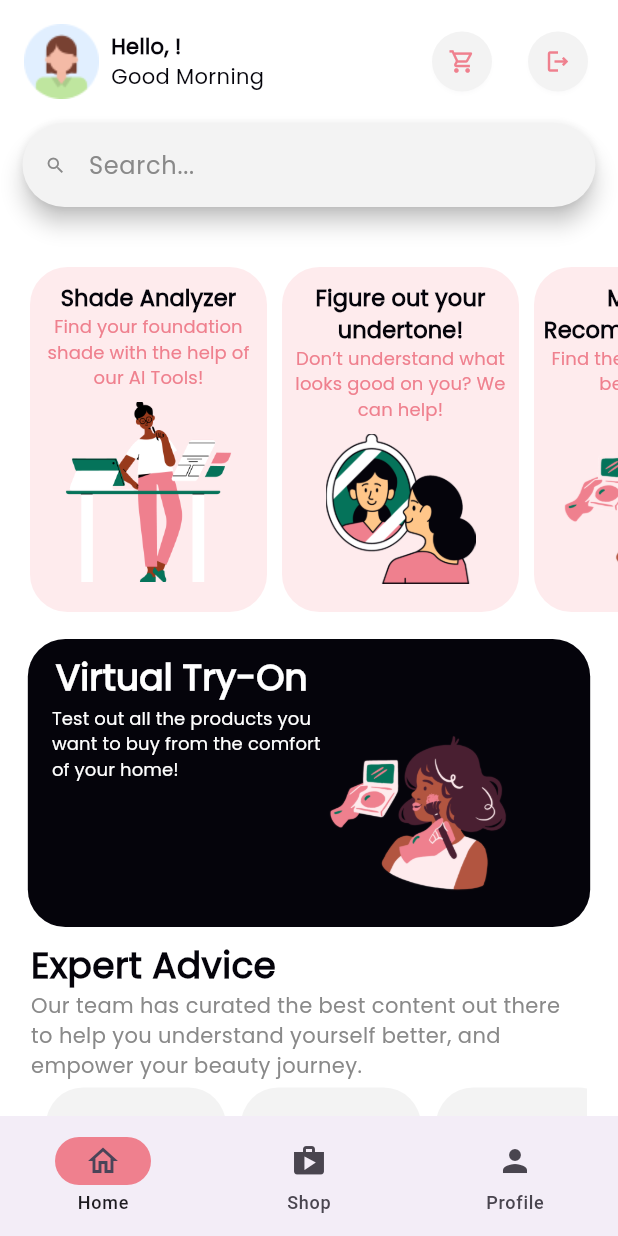
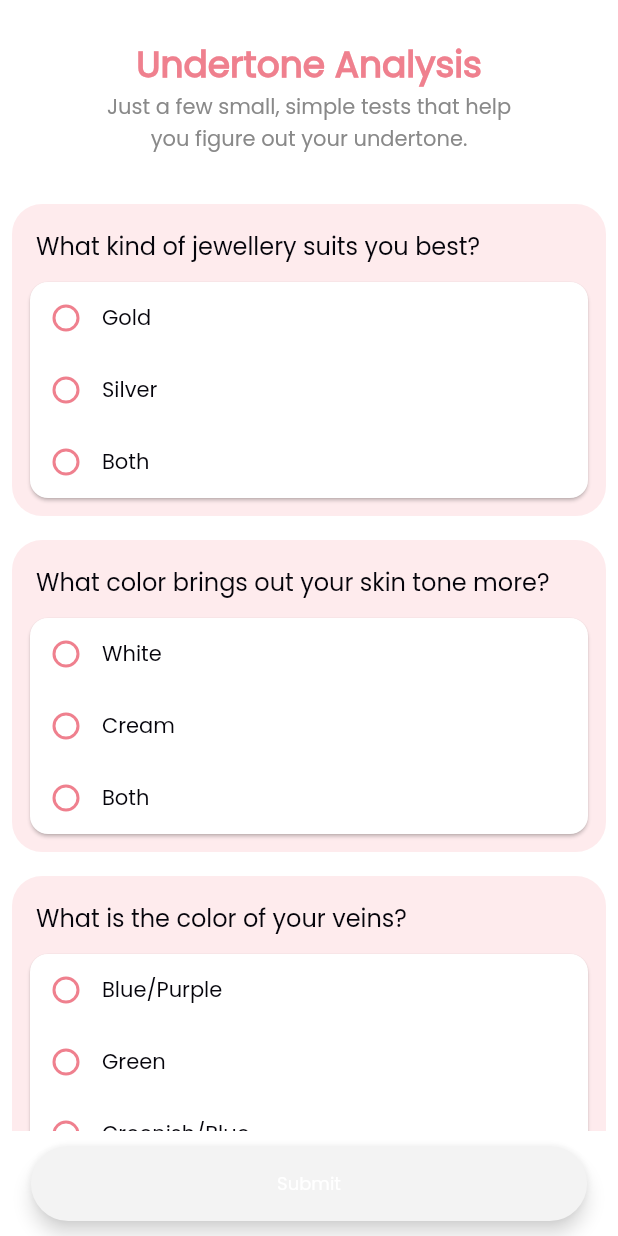
Before and after one commit to hajrashahzad/OptiGlam-Customer, a Flutter app: the screen it shows once a user with an empty profile is signed in, after a tap on an icon or button, on a phone screen of 412 x 824 dp. Run offline on Flutter 3.47's test engine with Material 3 defaults, Android fonts, the phone set to English and light mode, and no system bars; our stand-ins replace carousel_slider, cloud_firestore, firebase_auth, firebase_core, get, image_picker; missing offline and left inert: deepar_flutter; accounts and stored records are empty.

Commit message:
Added undertone quiz module

```diff
--- a/lib/src/features/home/screens/dashboard.dart
+++ b/lib/src/features/home/screens/dashboard.dart
@@ -2,11 +2,9 @@ import 'package:flutter/material.dart';
 import 'package:optiglamcustomer/src/constants/constants.dart';
 import 'package:optiglamcustomer/src/features/shade%20analysis/screens/skintone_analysis_welcome.dart';
 import 'package:optiglamcustomer/src/features/try%20on/screens/filter_screen.dart';
+import 'package:optiglamcustomer/src/features/undertone%20analysis/screens/undertone_quiz.dart';
 import '../../../common widgets/custom_app_bar.dart';
-import '../../shade analysis/screens/skintone_analysis_welcome.dart';
-import '../controllers/home_controller.dart';
-import 'package:get/get.dart';
-import 'package:url_launcher/url_launcher.dart';
+
 class Dashboard extends StatelessWidget {
   const Dashboard({super.key});
 
@@ -108,7 +106,9 @@ class Dashboard extends StatelessWidget {
                       ),
                     ),
                     TextButton(
-                      onPressed: (){},
+                      onPressed: (){
+                        Navigator.push(context, MaterialPageRoute(builder: (context) => QuizScreen()));
+                      },
                       style: TextButton.styleFrom(
                           padding: const EdgeInsets.fromLTRB(10, 0, 0, 0)
                       ),
--- /dev/null
+++ b/lib/src/features/undertone analysis/controllers/quiz_controller.dart
@@ -0,0 +1,58 @@
+import 'package:get/get.dart';
+import '../models/quiz_models.dart';
+
+class QuizController extends GetxController{
+  static QuizController get find => Get.find();
+  List<Question> questionList = [];
+  List<RxInt> answerList = [0.obs, 0.obs, 0.obs, 0.obs];
+  RxBool formFilled = false.obs;
+  int warm = 0;
+  int cool = 0;
+  int neutral = 0;
+  String undertone = 'Warm';
+  void setQuestions(){
+    questionList.add(Question(question: 'What kind of jewellery suits you best?', warmAns: 'Gold', coldAns: 'Silver', neutralAns: 'Both'),);
+    questionList.add(Question(question: 'What color brings out your skin tone more?', warmAns: 'White', coldAns: 'Cream', neutralAns: 'Both'),);
+    questionList.add(Question(question: 'What is the color of your veins?', warmAns: 'Blue/Purple', coldAns: 'Green', neutralAns: 'Greenish/Blue'),);
+    questionList.add(Question(question: 'What color of hair dye would suit you more?', warmAns: 'Mahogany/Deep Brown', coldAns: 'Platinum/Ash Blonde', neutralAns: 'Both Mahogany and Ash Blonde'),);
+  }
+  @override
+  void onInit(){
+    super.onInit();
+    setQuestions();
+  }
+  void updateAnswerList(int index, int val){
+    answerList[index].value = val;
+  }
+  void updateFormFilled(){
+    formFilled.value = true;
+    for(var i =0;i<answerList.length; i++){
+      if(answerList[i].value == 0){
+        formFilled.value = false;
+        break;
+      }
+    }
+  }
+  void calculateUndertone(){
+    for(var i =0;i<answerList.length; i++){
+      if(answerList[i].value == 1){
+        warm++;
+      }
+      else if (answerList[i].value == 2){
+        cool++;
+      }
+      else if (answerList[i].value == 3){
+        neutral++;
+      }
+    }
+    if(warm > cool && warm > neutral ){
+      undertone = 'Warm';
+    }
+    else if (cool > warm && cool > neutral){
+      undertone = 'Cool';
+    }
+    else if (neutral > warm && neutral > cool){
+      undertone = 'Neutral';
+    }
+  }
+}
--- /dev/null
+++ b/lib/src/features/undertone analysis/models/quiz_models.dart
@@ -0,0 +1,7 @@
+class Question{
+  Question({this.question, this.warmAns, this.coldAns, this.neutralAns});
+  final String? question;
+  final String? warmAns;
+  final String? coldAns;
+  final String? neutralAns;
+}
--- /dev/null
+++ b/lib/src/features/undertone analysis/screens/quiz_result.dart
@@ -0,0 +1,11 @@
+import 'package:flutter/material.dart';
+import '../../../constants/constants.dart';
+
+class QuizResult extends StatelessWidget {
+  const QuizResult({super.key});
+
+  @override
+  Widget build(BuildContext context) {
+    return SafeArea(child: Container(color: kWhite,),);
+  }
+}
--- /dev/null
+++ b/lib/src/features/undertone analysis/screens/undertone_quiz.dart
@@ -0,0 +1,183 @@
+import 'package:flutter/material.dart';
+import 'package:get/get.dart';
+import 'package:optiglamcustomer/src/features/undertone%20analysis/screens/quiz_result.dart';
+import '../../../constants/constants.dart';
+import '../controllers/quiz_controller.dart';
+
+class QuizScreen extends StatelessWidget {
+  QuizScreen({super.key});
+  final QuizController quizController = Get.put(QuizController());
+  @override
+  Widget build(BuildContext context) {
+    return SafeArea(
+      child: Container(
+        color: kWhite,
+        child: Column(
+          children: [
+            SizedBox(
+              height: 25,
+            ),
+            Text(
+              'Undertone Analysis',
+              style: kBoldBarbiePinkH1,
+            ),
+            Text(
+              'Just a few small, simple tests that help\nyou figure out your undertone.',
+              style: kSmall14Grey,
+              textAlign: TextAlign.center,
+            ),
+            SizedBox(
+              height: 25,
+            ),
+            Expanded(
+              child: ListView.builder(
+                scrollDirection: Axis.vertical,
+                itemCount: quizController.questionList.length,
+                itemBuilder: (context, index) => QuizQuestionCard(index: index),
+              ),
+            ),
+            SizedBox(height: 10,),
+            Padding(
+              padding: const EdgeInsets.only(bottom: 10),
+              child: SizedBox(
+                width:  MediaQuery.of(context).size.width * 0.9,
+                height: 50,
+                child: Obx(() =>  ElevatedButton(
+                  onPressed: quizController.formFilled.value? (){
+                    quizController.calculateUndertone();
+                    Navigator.pushReplacement(context, MaterialPageRoute(builder: (context) => QuizResult()));
+                  } : null,
+                  style: quizController.formFilled.value? ButtonStyle(
+                    elevation: MaterialStateProperty.all<double>(5),
+                    shadowColor: MaterialStateProperty.all<Color>(kBackgroundGrey),
+                    shape: MaterialStateProperty.all<RoundedRectangleBorder>(
+                      RoundedRectangleBorder(
+                        borderRadius: BorderRadius.circular(30.0),
+                      ),
+                    ),
+                    backgroundColor: MaterialStateProperty.all<Color>(kBlack),
+                  ) : ButtonStyle(
+                    elevation: MaterialStateProperty.all<double>(5),
+                    shadowColor: MaterialStateProperty.all<Color>(kBackgroundGrey),
+                    shape: MaterialStateProperty.all<RoundedRectangleBorder>(
+                      RoundedRectangleBorder(
+                        borderRadius: BorderRadius.circular(30.0),
+                      ),
+                    ),
+                    backgroundColor: MaterialStateProperty.all<Color>(kBackgroundGrey),
+                  ),
+                  child: const Text("Submit", style: kSmall,),
+                ),),
+              ),
+            ),
+          ],
+        ),
+      ),
+    );
+  }
+}
+
+class QuizQuestionCard extends StatelessWidget {
+  QuizQuestionCard({
+    super.key,
+    required this.index,
+  });
+  final quizController = Get.find<QuizController>();
+  final int index;
+  int temp = 0;
+  @override
+  Widget build(BuildContext context) {
+    return Padding(
+      padding: const EdgeInsets.all(8.0),
+      child: Container(
+        decoration: BoxDecoration(
+          color: kBabyPink,
+          borderRadius: BorderRadius.circular(20),
+        ),
+        child: Padding(
+          padding: const EdgeInsets.all(8.0),
+          child: Column(
+            crossAxisAlignment: CrossAxisAlignment.start,
+            children: [
+              Padding(
+                padding: const EdgeInsets.all(8.0),
+                child: Text(
+                  quizController.questionList[index].question!,
+                  style: TextStyle(
+                    fontSize: 16,
+                    fontFamily: 'Poppins',
+                    color: kBlack,
+                    decoration: TextDecoration.none,
+                    fontWeight: FontWeight.w100,
+                  ),
+                ),
+              ),
+              Card(
+                color: kWhite,
+                surfaceTintColor: kWhite,
+                child: Column(
+                  children: [
+                    Row(
+                      children: [
+                        Obx(() => Radio(
+                          value: 1,
+                          groupValue: quizController.answerList[index].value,
+                          onChanged: (value) {
+                            quizController.updateAnswerList(index, value!);
+                            quizController.updateFormFilled();
+                          },
+                          fillColor:
+                          MaterialStateProperty.all<Color>(kBarbiePink),
+                        ),),
+                        Text(
+                          quizController.questionList[index].warmAns!,
+                          style: kSmall14Black,
+                        ),
+                      ],
+                    ),
+                    Row(
+                      children: [
+                        Obx(() => Radio(
+                          value: 2,
+                          groupValue: quizController.answerList[index].value,
+                          onChanged: (value) {
+                            quizController.updateAnswerList(index, value!);
+                            quizController.updateFormFilled();
+                          },
+                          fillColor:
+                          MaterialStateProperty.all<Color>(kBarbiePink),
+                        ),),
+                        Text(
+                          quizController.questionList[index].coldAns!,
+                          style: kSmall14Black,
+                        ),
+                      ],
+                    ),
+                    Row(
+                      children: [
+                        Obx(() => Radio(
+                          value: 3,
+                          groupValue: quizController.answerList[index].value,
+                          onChanged: (value) {
+                            quizController.updateAnswerList(index, value!);
+                            quizController.updateFormFilled();
+                          },
+                          fillColor:
+                          MaterialStateProperty.all<Color>(kBarbiePink),
+                        ),),
+                        Text(
+                          quizController.questionList[index].neutralAns!,
+                          style: kSmall14Black,
+                        ),
+                      ],
+                    ),
+                  ],
+                ),
+              ),
+            ],
+          ),
+        ),
+      ),
+    );
+  }
+}
```
